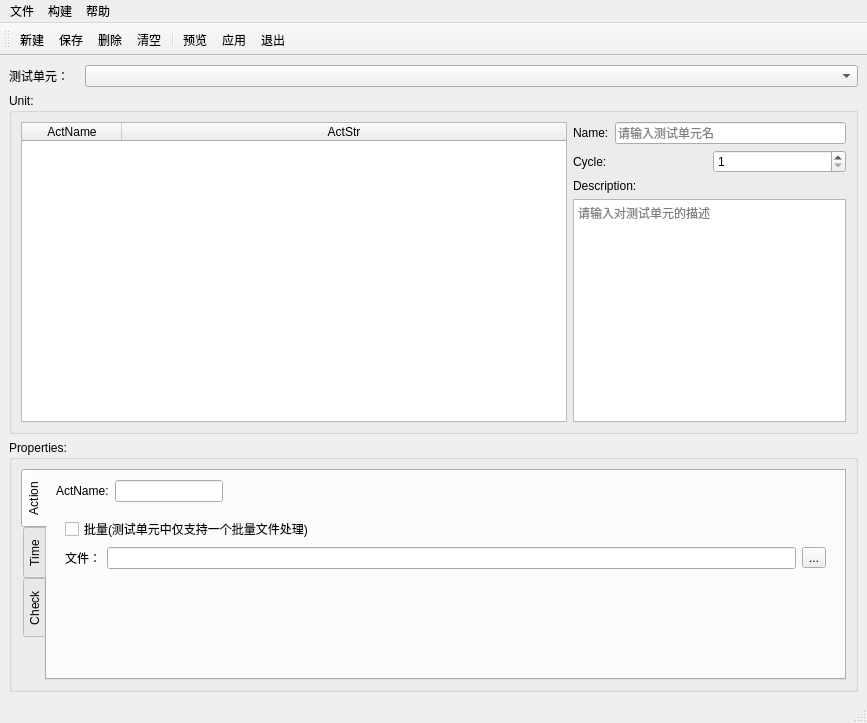
The window that SubWidget/deftheunit.ui (RoadRover-AutoTest/QtDemo) describes before a commit, drawn with Qt 5.
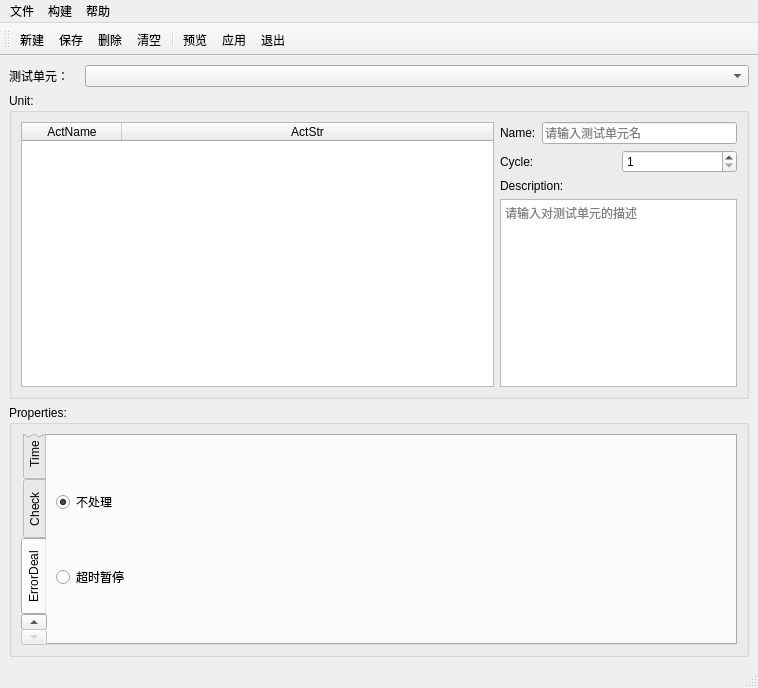
The same window after the commit. Icons and pictures are not drawn.

Commit message: 20190312:增加开机超时处理，修改部分BUG

The edit to the form file:
```diff
--- a/SubWidget/deftheunit.ui
+++ b/SubWidget/deftheunit.ui
@@ -6,8 +6,8 @@
    <rect>
     <x>0</x>
     <y>0</y>
-    <width>867</width>
-    <height>723</height>
+    <width>758</width>
+    <height>688</height>
    </rect>
   </property>
   <property name="windowTitle">
@@ -132,7 +132,7 @@
             <enum>QTabWidget::West</enum>
            </property>
            <property name="currentIndex">
-            <number>0</number>
+            <number>3</number>
            </property>
            <widget class="QWidget" name="tabAct">
             <attribute name="title">
@@ -700,6 +700,30 @@
              </item>
             </layout>
            </widget>
+           <widget class="QWidget" name="tab_Error">
+            <attribute name="title">
+             <string>ErrorDeal</string>
+            </attribute>
+            <layout class="QGridLayout" name="gridLayout_22">
+             <item row="0" column="0">
+              <widget class="QRadioButton" name="radioBtnNODeal">
+               <property name="text">
+                <string>不处理</string>
+               </property>
+               <property name="checked">
+                <bool>true</bool>
+               </property>
+              </widget>
+             </item>
+             <item row="1" column="0">
+              <widget class="QRadioButton" name="radioBtnOverTimeDeal">
+               <property name="text">
+                <string>超时暂停</string>
+               </property>
+              </widget>
+             </item>
+            </layout>
+           </widget>
           </widget>
          </item>
         </layout>
@@ -730,7 +754,7 @@
     <rect>
      <x>0</x>
      <y>0</y>
-     <width>867</width>
+     <width>758</width>
      <height>23</height>
     </rect>
    </property>
```
The commit also changes 18 other files.
